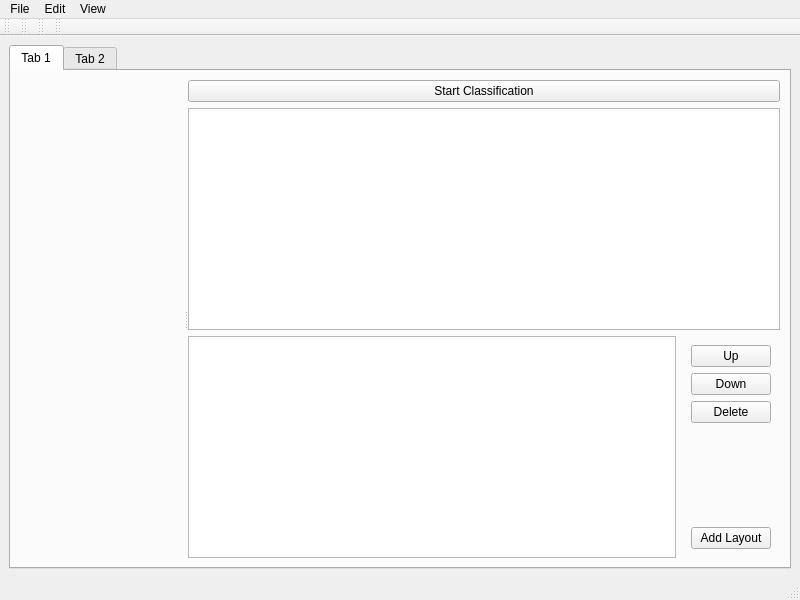
Qt form designerElements/MainWindow.ui (ilastik/ilastik) before a commit.
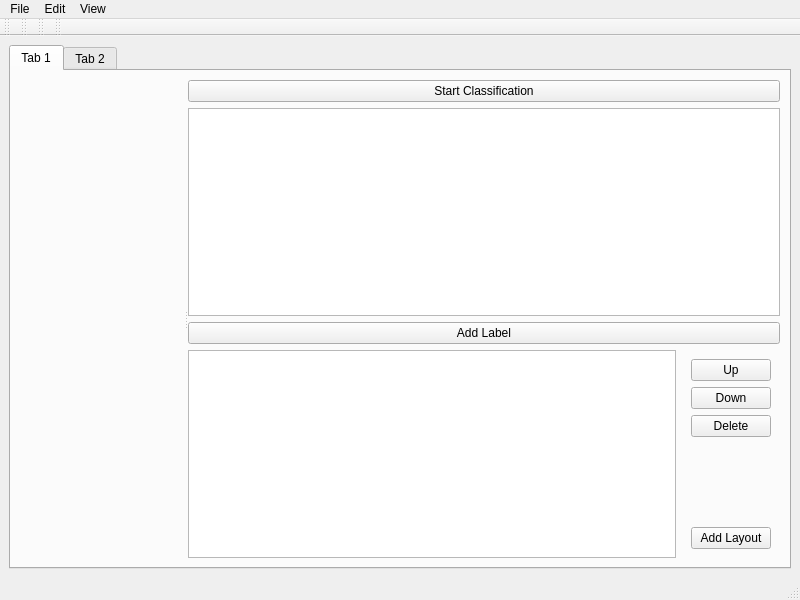
The same form after that commit. Custom widgets are drawn as their Qt base class.

```diff
--- a/designerElements/MainWindow.ui
+++ b/designerElements/MainWindow.ui
@@ -57,6 +57,13 @@
               </property>
              </widget>
             </item>
+            <item>
+             <widget class="QPushButton" name="AddLabelButton">
+              <property name="text">
+               <string>Add Label</string>
+              </property>
+             </widget>
+            </item>
             <item>
              <layout class="QHBoxLayout" name="horizontalLayout">
               <item>
```
